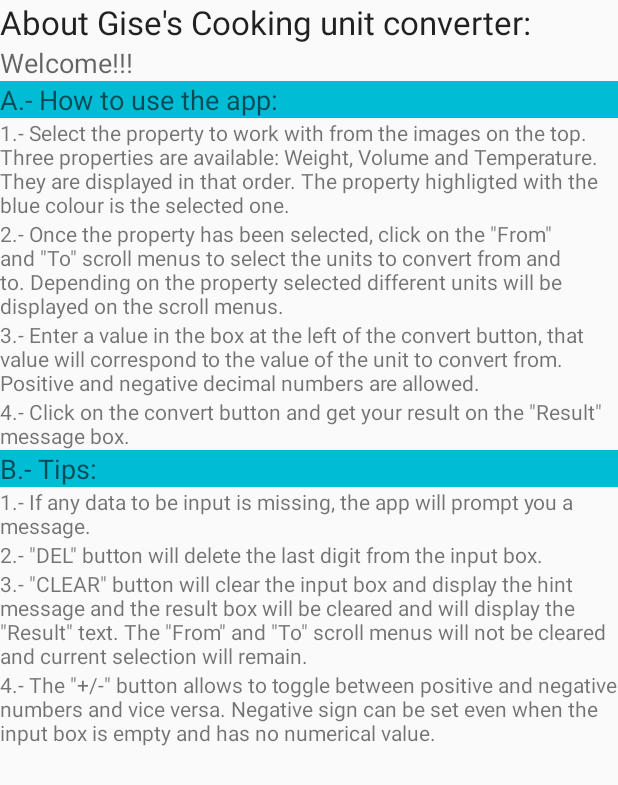
After one commit to jlrods/GisesCookingunitconverter, an Android app: the AboutActivity screen opened directly, with no data from a screen before it, on a phone screen of 412 x 824 dp. The commit adds this screen. Shown: the top 785 px of the screen. Run offline under Robolectric (Android 15) with nearby library versions, the phone set to English and light mode, and no system bars.

Commit message:
Add action bar + about activity

```diff
--- a/app/src/main/AndroidManifest.xml
+++ b/app/src/main/AndroidManifest.xml
@@ -16,6 +16,8 @@
                 <category android:name="android.intent.category.LAUNCHER" />
             </intent-filter>
         </activity>
+        <activity android:name=".AboutActivity" android:label="Acerca de ...">
+        </activity>
     </application>
 
 </manifest>
--- /dev/null
+++ b/app/src/main/java/io/github/jlrods/gisescookingunitconverter/AboutActivity.java
@@ -0,0 +1,15 @@
+package io.github.jlrods.gisescookingunitconverter;
+
+import android.app.Activity;
+import android.os.Bundle;
+
+/**
+ * Created by rodjose1 on 17/07/2018.
+ */
+
+public class AboutActivity extends Activity {
+    @Override public void onCreate(Bundle savedInstanceState) {
+        super.onCreate(savedInstanceState);
+        setContentView(R.layout.about);
+    }
+}//End of AboutActivity
--- a/app/src/main/java/io/github/jlrods/gisescookingunitconverter/MainActivity.java
+++ b/app/src/main/java/io/github/jlrods/gisescookingunitconverter/MainActivity.java
@@ -1,5 +1,6 @@
 package io.github.jlrods.gisescookingunitconverter;
 
+import android.content.Intent;
 import android.database.Cursor;
 import android.graphics.Color;
 import android.os.Bundle;
@@ -11,6 +12,8 @@ import android.text.TextUtils;
 import android.text.style.RelativeSizeSpan;
 import android.text.style.SuperscriptSpan;
 import android.util.Log;
+import android.view.Menu;
+import android.view.MenuItem;
 import android.view.View;
 import android.widget.Button;
 import android.widget.CursorAdapter;
@@ -289,9 +292,25 @@ public class MainActivity extends AppCompatActivity {
             //Display correct result
             this.tvResult.setText(restoreState.getString("result"));
         }
+    }// End of onRestoreInstanceState method
 
-        //var = recEstado.getString("variable");
-        //pos = recEstado.getInt("posicion");
+    //Method to make Action bar menu visible
+    @Override public boolean onCreateOptionsMenu(Menu menu) {
+        getMenuInflater().inflate(R.menu.menu_main, menu);
+        return true;
+    }// End of onCreateOptionsMenu method
+
+    //Method to define menu functionalities
+    @Override public boolean onOptionsItemSelected(MenuItem item) {
+        int id = item.getItemId();
+        if (id == R.id.settings) {
+            return true;
+        }
+        if (id == R.id.about) {
+            this.callAboutActivity(null);
+            return true;
+        }
+        return super.onOptionsItemSelected(item);
     }
 
     //Method to populate a spinner passed as parameter based on the property selected
@@ -388,13 +407,13 @@ public class MainActivity extends AppCompatActivity {
         //Define inner variable to be used within this context
         //Decimal and Division variables
         String decimal = ".";
-        String division = "/";
+        //String division = "/";
         //Boolean value to be returned based on the current text analysis
         boolean isUsingSymbol = false;
         //Get the current text from the Text field
         String text = inputField.getText().toString();
         //Check if "." or "/" characters has been already used
-        if (text.contains(decimal) || text.contains(division)){
+        if (text.contains(decimal)){
             isUsingSymbol = true;
         }
         Log.d("Ext_isUsingSymbol","Exit isUsingSymbol method.");
@@ -713,6 +732,12 @@ public class MainActivity extends AppCompatActivity {
         Log.d("Ext_displayResult","Exit displayResult method.");
     }//  End of displayResult method.
 
+    //Method to call the AboutActivity
+    private void callAboutActivity(View view){
+        Intent i = new Intent(this, AboutActivity.class);
+        startActivity(i);
+    }//End of callAboutActivity
+
 
     /*private void assignOnClickEventListenerNumPadButtons(Button[] buttons){
         for(i=0;i<buttons.length;i++){
--- /dev/null
+++ b/app/src/main/res/layout/about.xml
@@ -0,0 +1,103 @@
+<?xml version="1.0" encoding="utf-8"?>
+<android.support.constraint.ConstraintLayout
+    xmlns:android="http://schemas.android.com/apk/res/android" android:layout_width="match_parent"
+    android:layout_height="match_parent">
+
+    <RelativeLayout
+        android:layout_width="match_parent"
+        android:layout_height="match_parent">
+
+        <TextView
+            android:id="@+id/aboutTitle"
+            android:layout_width="match_parent"
+            android:layout_height="wrap_content"
+            android:text="@string/Aboutheading"
+            android:textAppearance="@style/Base.TextAppearance.AppCompat.Large" />
+
+        <TextView
+            android:id="@+id/welcome"
+            android:layout_width="match_parent"
+            android:layout_height="wrap_content"
+            android:layout_below="@+id/aboutTitle"
+            android:text="@string/Welcome"
+            android:textAppearance="@style/TextAppearance.AppCompat.Medium" />
+
+        <TextView
+            android:id="@+id/aboutText1"
+            android:layout_width="match_parent"
+            android:layout_height="wrap_content"
+            android:layout_below="@+id/welcome"
+            android:background="@color/colorAccent"
+            android:text="@string/aboutText1"
+            android:textAppearance="@style/TextAppearance.AppCompat.Medium" />
+
+        <TextView
+            android:id="@+id/aboutText2"
+            android:layout_width="match_parent"
+            android:layout_height="wrap_content"
+            android:layout_below="@+id/aboutText1"
+            android:text="@string/aboutText2"
+            android:textAppearance="@style/TextAppearance.AppCompat.Small" />
+        <TextView
+            android:id="@+id/aboutText3"
+            android:layout_width="match_parent"
+            android:layout_height="wrap_content"
+            android:layout_below="@+id/aboutText2"
+            android:text="@string/aboutText3"
+            android:textAppearance="@style/TextAppearance.AppCompat.Small" />
+        <TextView
+            android:id="@+id/aboutText4"
+            android:layout_width="match_parent"
+            android:layout_height="wrap_content"
+            android:layout_below="@+id/aboutText3"
+            android:text="@string/aboutText4"
+            android:textAppearance="@style/TextAppearance.AppCompat.Small" />
+        <TextView
+            android:id="@+id/aboutText5"
+            android:layout_width="match_parent"
+            android:layout_height="wrap_content"
+            android:layout_below="@+id/aboutText4"
+            android:text="@string/aboutText5"
+            android:textAppearance="@style/TextAppearance.AppCompat.Small" />
+
+        <TextView
+            android:id="@+id/aboutText6"
+            android:layout_width="match_parent"
+            android:layout_height="wrap_content"
+            android:layout_below="@+id/aboutText5"
+            android:background="@color/colorAccent"
+            android:text="@string/aboutText6"
+            android:textAppearance="@style/TextAppearance.AppCompat.Medium" />
+        <TextView
+            android:id="@+id/aboutText7"
+            android:layout_width="match_parent"
+            android:layout_height="wrap_content"
+            android:layout_below="@+id/aboutText6"
+            android:text="@string/aboutText7"
+            android:textAppearance="@style/TextAppearance.AppCompat.Small" />
+        <TextView
+            android:id="@+id/aboutText8"
+            android:layout_width="match_parent"
+            android:layout_height="wrap_content"
+            android:layout_below="@+id/aboutText7"
+            android:text="@string/aboutText8"
+            android:textAppearance="@style/TextAppearance.AppCompat.Small" />
+        <TextView
+            android:id="@+id/aboutText9"
+            android:layout_width="match_parent"
+            android:layout_height="wrap_content"
+            android:layout_below="@+id/aboutText8"
+            android:text="@string/aboutText9"
+            android:textAppearance="@style/TextAppearance.AppCompat.Small" />
+        <TextView
+            android:id="@+id/aboutText10"
+            android:layout_width="match_parent"
+            android:layout_height="wrap_content"
+            android:layout_below="@+id/aboutText9"
+            android:text="@string/aboutText10"
+            android:textAppearance="@style/TextAppearance.AppCompat.Small" />
+
+    </RelativeLayout>
+
+
+</android.support.constraint.ConstraintLayout>
--- /dev/null
+++ b/app/src/main/res/menu/menu_main.xml
@@ -0,0 +1,17 @@
+<?xml version="1.0" encoding="utf-8"?>
+<menu xmlns:android="http://schemas.android.com/apk/res/android"
+    xmlns:app="http://schemas.android.com/apk/res-auto"
+    xmlns:tools="http://schemas.android.com/ tools"
+    tools:context=".MainActivity">
+    <item
+        android:id="@+id/about"
+        android:icon="@android:drawable/ic_menu_info_details"
+        android:orderInCategory="10"
+        android:title="@string/About"
+        app:showAsAction="ifRoom|withText" />
+    <item android:id="@+id/settings"
+        android:title="@string/Settings"
+        android:icon="@android:drawable/ic_menu_preferences"
+        android:orderInCategory="15"
+        app:showAsAction="never"/>
+</menu>
--- a/app/src/main/res/values/strings.xml
+++ b/app/src/main/res/values/strings.xml
@@ -21,4 +21,26 @@
     <string name="EmptyInutFieldMessage">Value of unit to be converted is empty. Please input a valid value in the input field.</string>
     <string name="ChangeSign">+/-</string>
     <string name="DeleteFull">DELETE</string>
+    <string name="Settings">Settings</string>
+    <string name ="About">About...</string>
+    <string name="Aboutheading">About Gise\'s Cooking unit converter:</string>
+    <string name="Welcome">Welcome!!!</string>
+    <string name="aboutText1">A.- How to use the app:</string>
+    <string name="aboutText2">1.- Select the property to work with from the images on the top. Three
+    properties are available: Weight, Volume and Temperature. They are displayed in that order. The property highligted
+    with the blue colour is the selected one.</string>
+    <string name="aboutText3">2.- Once the property has been selected, click on the \"From\" and \"To\" scroll menus to select
+    the units to convert from and to. Depending on the property selected different units will be displayed on the
+    scroll menus.</string>
+    <string name="aboutText4">3.- Enter a value in the box at the left of the convert button, that value will correspond
+    to the value of the unit to convert from. Positive and negative decimal numbers are allowed.</string>
+    <string name="aboutText5">4.- Click on the convert button and get your result on the \"Result\" message box.</string>
+    <string name="aboutText6">B.- Tips:</string>
+    <string name="aboutText7">1.- If any data to be input is missing, the app will prompt you a message.</string>
+    <string name="aboutText8">2.- \"DEL\"  button will delete the last digit from the input box.</string>
+    <string name="aboutText9">3.- \"CLEAR\"  button will clear the input box and display the hint message and the result
+        box will be cleared and will display the \"Result\" text. The \"From\" and \"To\" scroll menus will not
+        be cleared and current selection will remain.</string>
+    <string name="aboutText10">4.- The \"+/-\" button allows to toggle between positive and negative numbers and
+    vice versa. Negative sign can be set even when the input box is empty and has no numerical value.</string>
 </resources>
```
